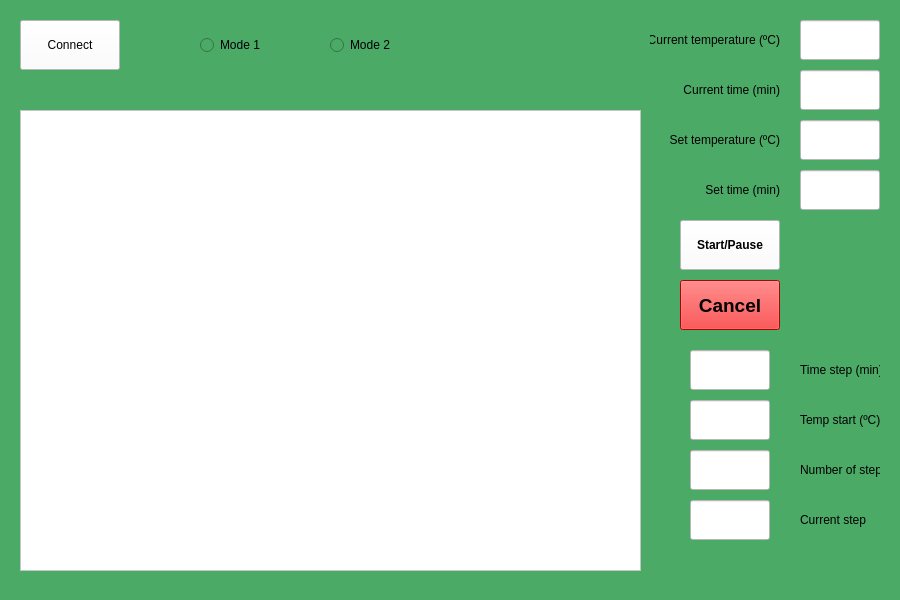
The window that TCSystem.ui (NaldoHoracio/TemperatureControlSystem) describes before a commit, drawn with Qt 5.
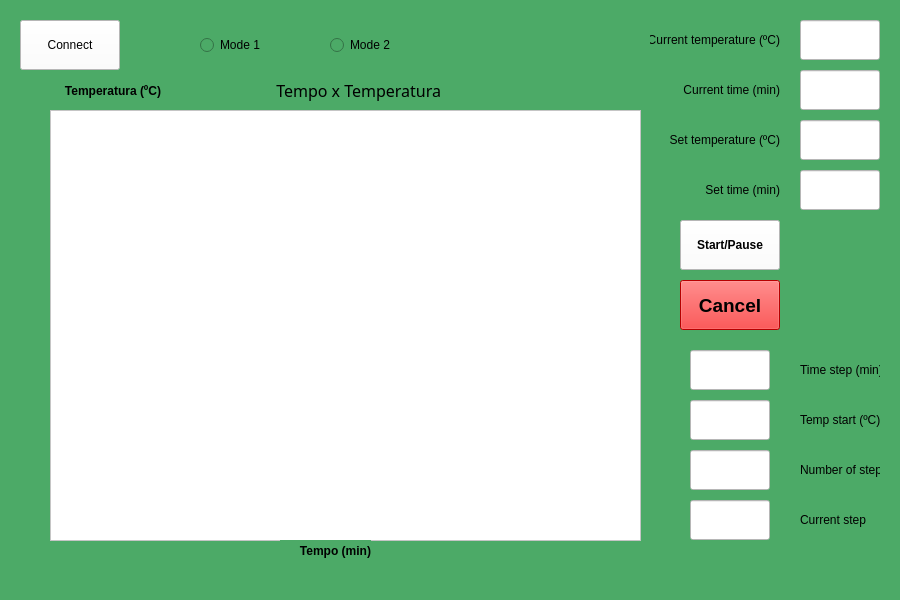
The same window after the commit.

```diff
--- a/TCSystem.ui
+++ b/TCSystem.ui
@@ -10,6 +10,13 @@
     <height>600</height>
    </rect>
   </property>
+  <property name="font">
+   <font>
+    <family>Arial Black</family>
+    <weight>75</weight>
+    <bold>true</bold>
+   </font>
+  </property>
   <property name="windowTitle">
    <string>MainWindow</string>
   </property>
@@ -327,16 +334,85 @@
    <widget class="QGraphicsView" name="graphicsView">
     <property name="geometry">
      <rect>
-      <x>20</x>
+      <x>50</x>
       <y>110</y>
-      <width>621</width>
-      <height>461</height>
+      <width>591</width>
+      <height>431</height>
      </rect>
     </property>
     <property name="styleSheet">
      <string notr="true">background-color: rgb(255, 255, 255);</string>
     </property>
    </widget>
+   <widget class="QLabel" name="setTimeM1_3">
+    <property name="geometry">
+     <rect>
+      <x>240</x>
+      <y>70</y>
+      <width>201</width>
+      <height>40</height>
+     </rect>
+    </property>
+    <property name="font">
+     <font>
+      <family>Arial Black</family>
+      <pointsize>12</pointsize>
+     </font>
+    </property>
+    <property name="text">
+     <string>Tempo x Temperatura</string>
+    </property>
+    <property name="alignment">
+     <set>Qt::AlignRight|Qt::AlignTrailing|Qt::AlignVCenter</set>
+    </property>
+   </widget>
+   <widget class="QLabel" name="setTimeM1_4">
+    <property name="geometry">
+     <rect>
+      <x>280</x>
+      <y>540</y>
+      <width>91</width>
+      <height>21</height>
+     </rect>
+    </property>
+    <property name="font">
+     <font>
+      <weight>75</weight>
+      <bold>true</bold>
+     </font>
+    </property>
+    <property name="text">
+     <string>Tempo (min)</string>
+    </property>
+    <property name="alignment">
+     <set>Qt::AlignRight|Qt::AlignTrailing|Qt::AlignVCenter</set>
+    </property>
+   </widget>
+   <widget class="QLabel" name="setTimeM1_5">
+    <property name="geometry">
+     <rect>
+      <x>50</x>
+      <y>80</y>
+      <width>111</width>
+      <height>21</height>
+     </rect>
+    </property>
+    <property name="font">
+     <font>
+      <weight>75</weight>
+      <bold>true</bold>
+     </font>
+    </property>
+    <property name="layoutDirection">
+     <enum>Qt::RightToLeft</enum>
+    </property>
+    <property name="text">
+     <string>Temperatura (ºC)</string>
+    </property>
+    <property name="alignment">
+     <set>Qt::AlignRight|Qt::AlignTrailing|Qt::AlignVCenter</set>
+    </property>
+   </widget>
   </widget>
   <widget class="QMenuBar" name="menubar">
    <property name="geometry">
```
